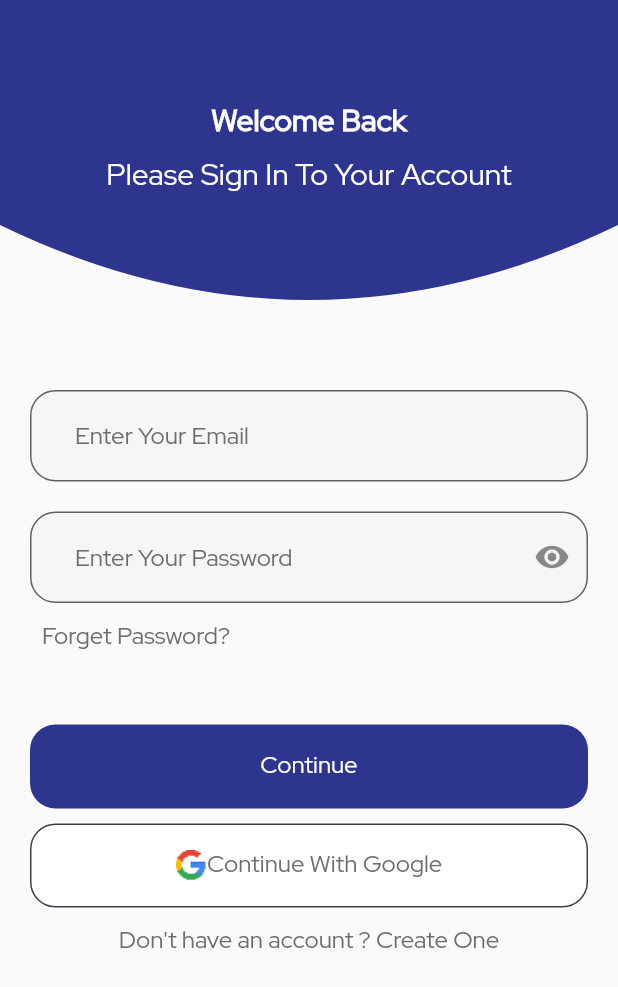
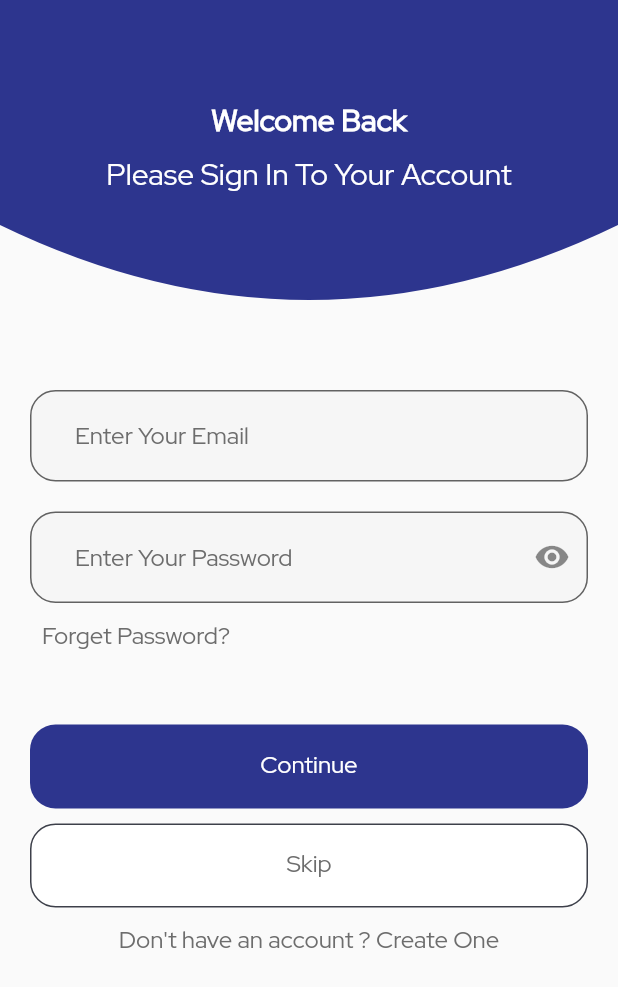
Before and after one commit to hussam-aw/timezonesu, a Flutter app: the screen it shows after launch, on a phone screen of 412 x 824 dp. Shown: the top 987 px of the screen. Run offline on Flutter 3.47's test engine with Material 2 defaults, Android fonts, the phone set to English and light mode, and no system bars; our stand-ins replace flutter_local_notifications, get, get_storage.

Commit message:
Replace google sign in with skip

```diff
--- a/lib/PresentationLayer/Auth/login_screen.dart
+++ b/lib/PresentationLayer/Auth/login_screen.dart
@@ -1,6 +1,7 @@
 import 'package:flutter/material.dart';
 import 'package:get/get.dart';
 import 'package:timezonesu/BussinessLayer/Controllers/auth_controller.dart';
+import 'package:timezonesu/Constants/get_routes.dart';
 import 'package:timezonesu/Constants/ui_colors.dart';
 import 'package:timezonesu/Constants/ui_styles.dart';
 import 'package:timezonesu/Constants/ui_text_style.dart';
@@ -98,15 +99,15 @@ class LoginScreen extends StatelessWidget {
                         SizedBox(
                           width: Get.width,
                           child: ElevatedButton(
-                            onPressed: () {},
+                            onPressed: () {
+                              Get.toNamed(AppRoutes.homepage);
+                            },
                             style: normalButtonWithBorderStyle,
                             child: Row(
                               mainAxisAlignment: MainAxisAlignment.center,
                               children: [
-                                Image.asset('assets/icons/google.png'),
-                                spacer(height: 8),
                                 Text(
-                                  'Continue With Google',
+                                  'Skip',
                                   style: UITextStyle.normalMeduim
                                       .copyWith(color: UIColors.darknormalText),
                                 ),
```
